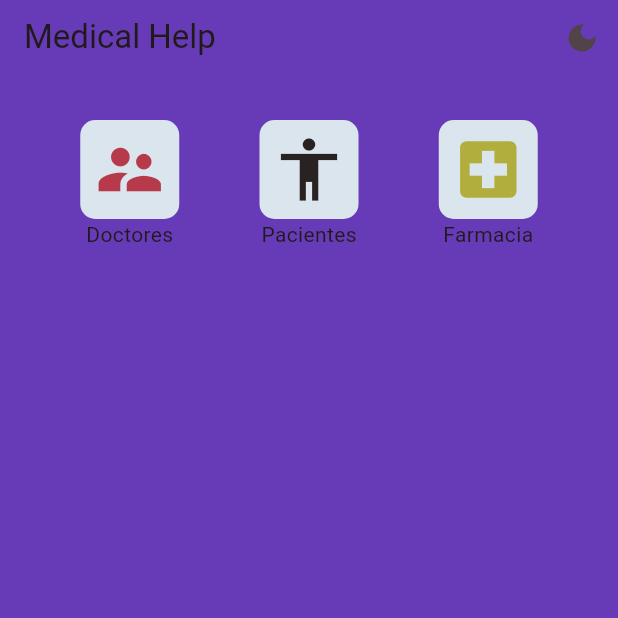
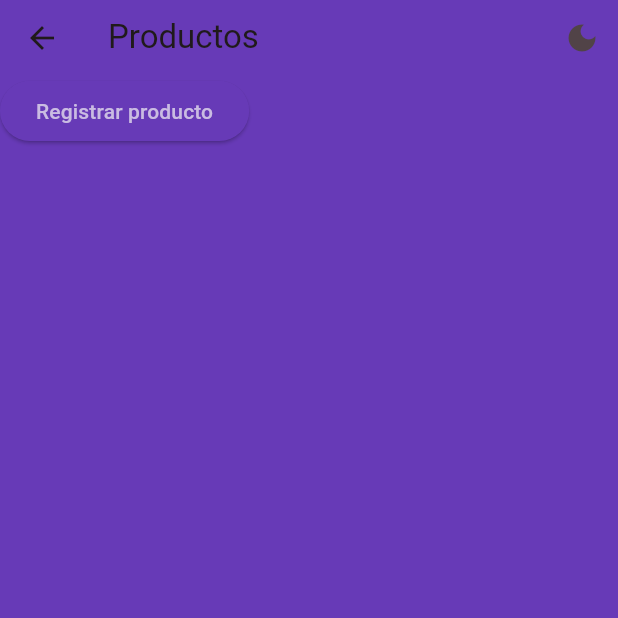
Before and after one commit to ingdanielbs/Ficha-2559206, a Flutter app: the screen it shows after launch, after a tap on the "local hospital" icon, on a phone screen of 412 x 824 dp, the top half of it. Run offline on Flutter 3.47's test engine with Material 2 defaults, Android fonts, the light colour scheme and no system bars; our stand-ins replace image_picker.

Commit message:
home product

```diff
--- /dev/null
+++ b/medical_help/lib/datos/products_list.dart
@@ -0,0 +1,3 @@
+import '../dominio/models/product.dart';
+
+List<Product> products = [];
--- a/medical_help/lib/presentation/screens/home_screen.dart
+++ b/medical_help/lib/presentation/screens/home_screen.dart
@@ -1,5 +1,6 @@
 import 'package:flutter/material.dart';
 import 'package:medical_help/presentation/screens/doctor_home_screen.dart';
+import 'package:medical_help/presentation/screens/product_home_screen.dart';
 import 'package:medical_help/presentation/widgets/appbar_menu.dart';
 
 class HomeScreen extends StatefulWidget {
@@ -73,7 +74,14 @@ class _HomeScreenState extends State<HomeScreen> {
                         color: const Color.fromARGB(255, 218, 229, 237),
                         borderRadius: BorderRadius.circular(10)),
                     child: IconButton(
-                      onPressed: () {},
+                      onPressed: () {
+                        Navigator.push(
+                          context,
+                          MaterialPageRoute(
+                            builder: (context) => const ProductHomeScreen(),
+                          ),
+                        );
+                      },
                       icon: const Icon(
                         Icons.local_hospital,
                         size: 50,
--- /dev/null
+++ b/medical_help/lib/presentation/screens/product_home_screen.dart
@@ -0,0 +1,34 @@
+import 'package:flutter/material.dart';
+import 'package:medical_help/presentation/screens/product_registration_screen.dart';
+import 'package:medical_help/presentation/widgets/appbar_menu.dart';
+
+class ProductHomeScreen extends StatefulWidget {
+  const ProductHomeScreen({super.key});
+
+  @override
+  State<ProductHomeScreen> createState() => _ProductHomeScreenState();
+}
+
+class _ProductHomeScreenState extends State<ProductHomeScreen> {
+  @override
+  Widget build(BuildContext context) {
+    return Scaffold(
+      appBar: const AppbarMenu(title: 'Productos'),
+      body: Column(
+        children: [
+          ElevatedButton(
+            onPressed: () {
+              Navigator.push(
+                context,
+                MaterialPageRoute(
+                  builder: (context) => const ProductRegistrationScreen(),
+                ),
+              );
+            },
+            child: const Text('Registrar producto'),
+          ),
+        ],
+      ),
+    );
+  }
+}
```
Also changed, not shown: medical_help/lib/dominio/models/product.dart (added, +20 -0 lines), medical_help/lib/presentation/screens/product_registration_screen.dart (added, +124 -0 lines).
